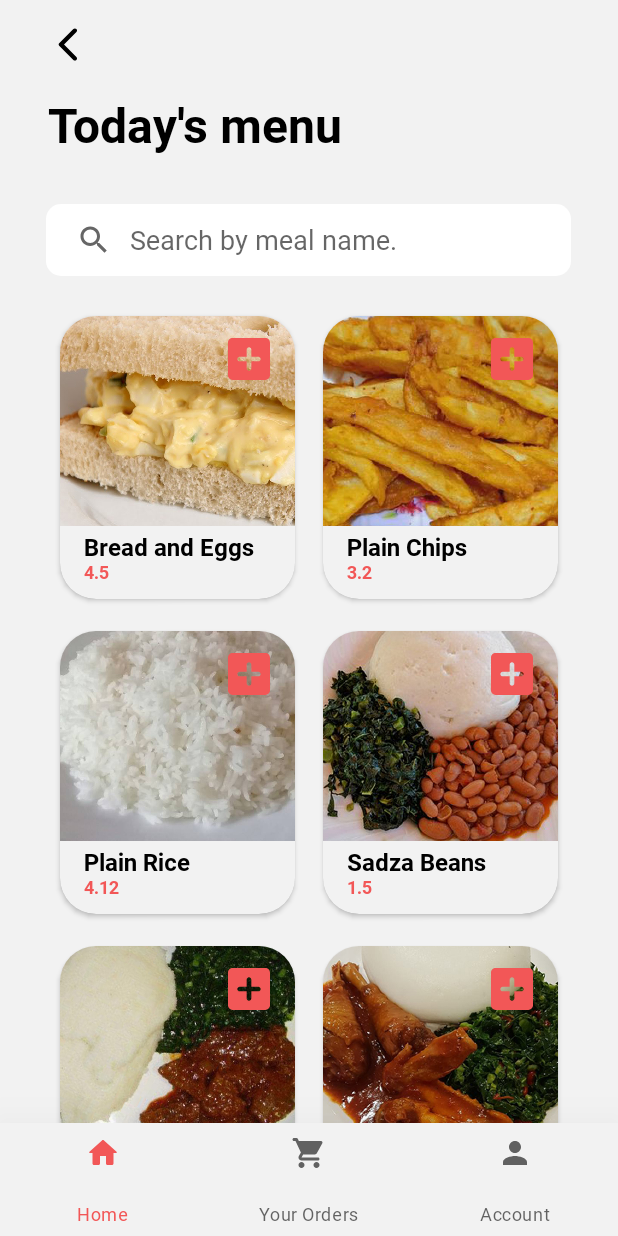
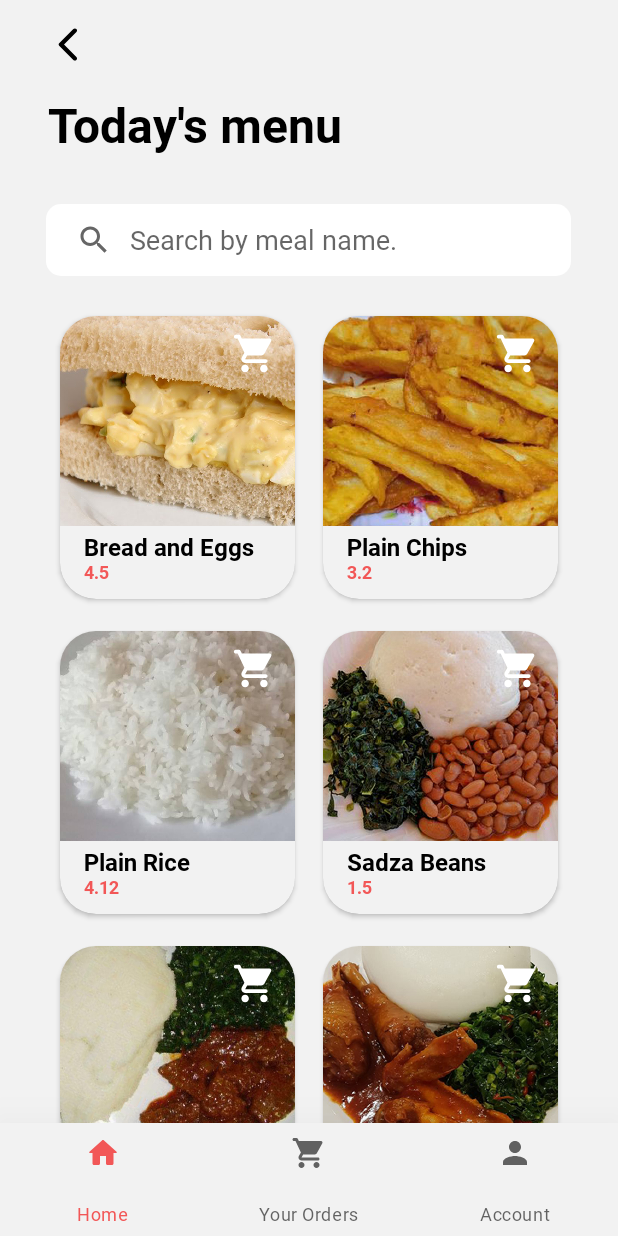
Before and after one commit to carldevzw/four_meals_android, an Android app: the MainActivity screen opened directly, with no data from a screen before it, on a phone screen of 412 x 824 dp. Run offline under Robolectric (Android 15) with nearby library versions, the phone set to English and light mode, and no system bars.

Commit message:
UserInterfaceDesign

```diff
--- a/app/build.gradle
+++ b/app/build.gradle
@@ -21,6 +21,7 @@ android {
             proguardFiles getDefaultProguardFile('proguard-android-optimize.txt'), 'proguard-rules.pro'
         }
     }
+
     compileOptions {
         sourceCompatibility JavaVersion.VERSION_1_8
         targetCompatibility JavaVersion.VERSION_1_8
--- a/app/src/main/AndroidManifest.xml
+++ b/app/src/main/AndroidManifest.xml
@@ -9,6 +9,12 @@
         android:roundIcon="@mipmap/ic_launcher_round"
         android:supportsRtl="true"
         android:theme="@style/Theme.Four_meals_dining">
+        <activity
+            android:name=".AccountActivity"
+            android:exported="false" />
+        <activity
+            android:name=".OrdersActivity"
+            android:exported="false" />
         <activity
             android:name=".HomeActivity"
             android:exported="false" />
--- a/app/src/main/res/layout/menu_items.xml
+++ b/app/src/main/res/layout/menu_items.xml
@@ -44,14 +44,14 @@
         android:layout_marginStart="16dp"/>
 
     <ImageButton
-        android:layout_width="37dp"
-        android:layout_height="37dp"
-        android:src="@drawable/ic_round_add_box_24"
+        android:layout_width="30dp"
+        android:layout_height="30dp"
+        android:src="@drawable/ic_round_shopping_cart_24"
         android:background="@null"
         android:layout_gravity="top|end"
         android:layout_marginEnd="12dp"
         android:layout_marginTop="10dp"
         android:scaleType="fitCenter"
-        app:tint="@color/tomato" />
+        app:tint="@color/white" />
 
 </androidx.cardview.widget.CardView>
--- a/app/src/main/res/values/strings.xml
+++ b/app/src/main/res/values/strings.xml
@@ -29,5 +29,7 @@
     <!-- TODO: Remove or change this placeholder text -->
     <string name="hello_blank_fragment">Hello blank fragment</string>
     <string name="sort_by">Sort by</string>
+    <string name="cart">Cart</string>
+    <string name="confirmed">Pending</string>
 
 </resources>
```
Also changed, not shown: app/src/main/java/com/four_meals_dining/HomeActivity.java (+32 -0 lines).
